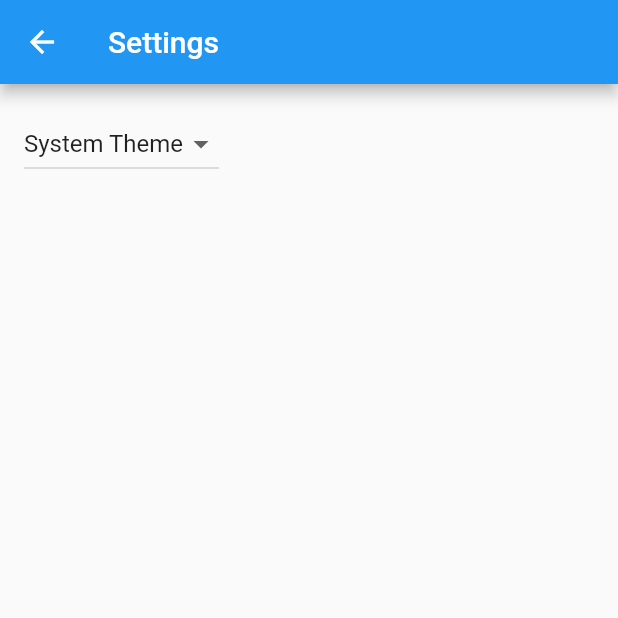
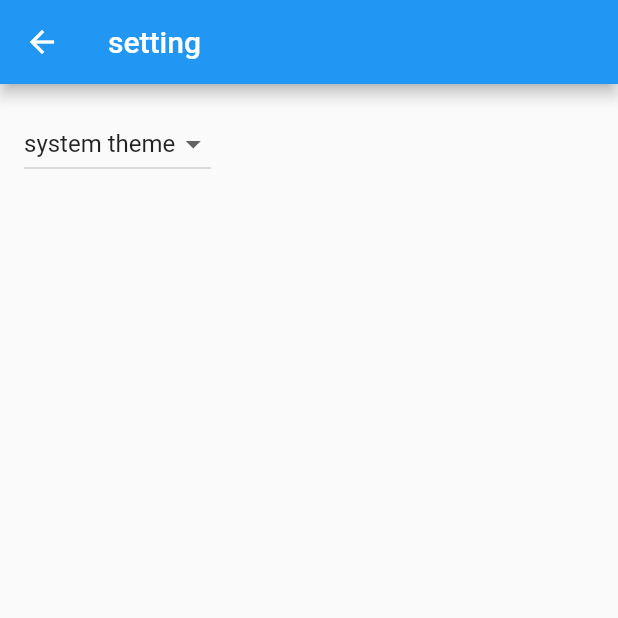
Before and after one commit to youxiachai/reborn, a Flutter app: the screen it shows after launch, after a tap on the "settings" icon, on a phone screen of 412 x 824 dp, the top half of it. Run offline on Flutter 3.47's test engine with Material 2 defaults, Android fonts, the phone set to English and light mode, and no system bars; generated files the repository leaves out were written again.

Commit message:
update setting

```diff
--- a/lib/main.dart
+++ b/lib/main.dart
@@ -1,20 +1,13 @@
 import 'package:flutter/material.dart';
+import 'package:reborn/src/settings/settings_controller.dart';
+import 'package:reborn/src/settings/settings_services.dart';
 
 import 'src/app.dart';
-import 'src/settings/settings_controller.dart';
-import 'src/settings/settings_service.dart';
 
 void main() async {
-  // Set up the SettingsController, which will glue user settings to multiple
-  // Flutter Widgets.
   final settingsController = SettingsController(SettingsService());
 
-  // Load the user's preferred theme while the splash screen is displayed.
-  // This prevents a sudden theme change when the app is first displayed.
   await settingsController.loadSettings();
 
-  // Run the app and pass in the SettingsController. The app listens to the
-  // SettingsController for changes, then passes it further down to the
-  // SettingsView.
-  runApp(MyApp(settingsController: settingsController));
+  runApp(RebornApp(settingsController: settingsController));
 }
--- a/lib/src/app.dart
+++ b/lib/src/app.dart
@@ -1,85 +1,50 @@
 import 'package:flutter/material.dart';
 import 'package:flutter_gen/gen_l10n/app_localizations.dart';
 import 'package:flutter_localizations/flutter_localizations.dart';
+import 'package:reborn/src/settings/settings_controller.dart';
+import 'package:reborn/src/settings/settings_view.dart';
 
-import 'sample_feature/sample_item_details_view.dart';
-import 'sample_feature/sample_item_list_view.dart';
-import 'settings/settings_controller.dart';
-import 'settings/settings_view.dart';
+import 'home/home_view.dart';
 
-/// The Widget that configures your application.
-class MyApp extends StatelessWidget {
-  const MyApp({
-    Key? key,
-    required this.settingsController,
-  }) : super(key: key);
+class RebornApp extends StatelessWidget {
+  final SettingsController settingsController;
 
-  final SettingsController settingsController;
+  const RebornApp({Key? key, required this.settingsController})
+      : super(key: key);
 
   @override
   Widget build(BuildContext context) {
-    // Glue the SettingsController to the MaterialApp.
-    //
-    // The AnimatedBuilder Widget listens to the SettingsController for changes.
-    // Whenever the user updates their settings, the MaterialApp is rebuilt.
+    //全局的app 动画
     return AnimatedBuilder(
         animation: settingsController,
         builder: (BuildContext context, Widget? child) {
           return MaterialApp(
-          // Providing a restorationScopeId allows the Navigator built by the
-          // MaterialApp to restore the navigation stack when a user leaves and
-          // returns to the app after it has been killed while running in the
-          // background.
-          restorationScopeId: 'app',
-
-          // Provide the generated AppLocalizations to the MaterialApp. This
-          // allows descendant Widgets to display the correct translations
-          // depending on the user's locale.
+              restorationScopeId: 'reborn',
+              //国际化
               localizationsDelegates: const [
                 AppLocalizations.delegate,
                 GlobalMaterialLocalizations.delegate,
                 GlobalWidgetsLocalizations.delegate,
                 GlobalCupertinoLocalizations.delegate,
               ],
-          supportedLocales: const [
-            Locale('en', ''), // English, no country code
-          ],
-
-          // Use AppLocalizations to configure the correct application title
-          // depending on the user's locale.
-          //
-          // The appTitle is defined in .arb files found in the localization
-          // directory.
+              supportedLocales: const [Locale('en', ''),Locale('zh', '')],
               onGenerateTitle: (BuildContext context) =>
                   AppLocalizations.of(context)!.appTitle,
-
-          // Define a light and dark color theme. Then, read the user's
-          // preferred ThemeMode (light, dark, or system default) from the
-          // SettingsController to display the correct theme.
               theme: ThemeData(),
               darkTheme: ThemeData.dark(),
               themeMode: settingsController.themeMode,
-
-          // Define a function to handle named routes in order to support
-          // Flutter web url navigation and deep linking.
               onGenerateRoute: (RouteSettings routeSettings) {
-            return MaterialPageRoute<void>(
+                return MaterialPageRoute(
                     settings: routeSettings,
                     builder: (BuildContext context) {
                       switch (routeSettings.name) {
                         case SettingsView.routeName:
                           return SettingsView(controller: settingsController);
-                  case SampleItemDetailsView.routeName:
-                    return const SampleItemDetailsView();
-                  case SampleItemListView.routeName:
-                  default:
-                    return const SampleItemListView();
                       }
-              },
-            );
-          },
-        );
-      },
-    );
+
+                      return const HomeView();
+                    });
+              });
+        });
   }
 }
--- /dev/null
+++ b/lib/src/home/home_view.dart
@@ -0,0 +1,26 @@
+import 'package:flutter/material.dart';
+import 'package:flutter_gen/gen_l10n/app_localizations.dart';
+import 'package:reborn/src/settings/settings_view.dart';
+
+class HomeView extends StatelessWidget {
+  const HomeView({Key? key}) : super(key: key);
+
+  static const routeName = '/';
+
+  @override
+  Widget build(BuildContext context) {
+    return Scaffold(
+      appBar: AppBar(
+          title: Text(AppLocalizations.of(context)!.homeTitle),
+          actions: [
+            IconButton(
+                onPressed: () {
+                  Navigator.restorablePushNamed(
+                      context, SettingsView.routeName);
+                },
+                icon: const Icon(Icons.settings))
+          ]),
+          body: Center( child: Text(AppLocalizations.of(context)!.homeTitle),),
+    );
+  }
+}
--- a/lib/src/localization/app_en.arb
+++ b/lib/src/localization/app_en.arb
@@ -1,5 +1,8 @@
 {
   "appTitle": "reborn",
+  "settingTitle": "setting",
+  "homeTitle": "home",
+  "otherTitle": "otherTitle",
   "@appTitle": {
     "description": "The title of the application"
   }
--- a/lib/src/sample_feature/sample_item.dart
+++ /dev/null
@@ -1,6 +0,0 @@
-/// A placeholder class that represents an entity or model.
-class SampleItem {
-  const SampleItem(this.id);
-
-  final int id;
-}
--- a/lib/src/sample_feature/sample_item_list_view.dart
+++ /dev/null
@@ -1,71 +0,0 @@
-import 'package:flutter/material.dart';
-
-import '../settings/settings_view.dart';
-import 'sample_item.dart';
-import 'sample_item_details_view.dart';
-
-/// Displays a list of SampleItems.
-class SampleItemListView extends StatelessWidget {
-  const SampleItemListView({
-    Key? key,
-    this.items = const [SampleItem(1), SampleItem(2), SampleItem(3)],
-  }) : super(key: key);
-
-  static const routeName = '/';
-
-  final List<SampleItem> items;
-
-  @override
-  Widget build(BuildContext context) {
-    return Scaffold(
-      appBar: AppBar(
-        title: const Text('Sample Items'),
-        actions: [
-          IconButton(
-            icon: const Icon(Icons.settings),
-            onPressed: () {
-              // Navigate to the settings page. If the user leaves and returns
-              // to the app after it has been killed while running in the
-              // background, the navigation stack is restored.
-              Navigator.restorablePushNamed(context, SettingsView.routeName);
-            },
-          ),
-        ],
-      ),
-
-      // To work with lists that may contain a large number of items, it’s best
-      // to use the ListView.builder constructor.
-      //
-      // In contrast to the default ListView constructor, which requires
-      // building all Widgets up front, the ListView.builder constructor lazily
-      // builds Widgets as they’re scrolled into view.
-      body: ListView.builder(
-        // Providing a restorationId allows the ListView to restore the
-        // scroll position when a user leaves and returns to the app after it
-        // has been killed while running in the background.
-        restorationId: 'sampleItemListView',
-        itemCount: items.length,
-        itemBuilder: (BuildContext context, int index) {
-          final item = items[index];
-
-          return ListTile(
-            title: Text('SampleItem ${item.id}'),
-            leading: const CircleAvatar(
-              // Display the Flutter Logo image asset.
-              foregroundImage: AssetImage('assets/images/flutter_logo.png'),
-            ),
-            onTap: () {
-              // Navigate to the details page. If the user leaves and returns to
-              // the app after it has been killed while running in the
-              // background, the navigation stack is restored.
-              Navigator.restorablePushNamed(
-                context,
-                SampleItemDetailsView.routeName,
-              );
-            }
-          );
-        },
-      ),
-    );
-  }
-}
--- a/lib/src/settings/settings_view.dart
+++ b/lib/src/settings/settings_view.dart
@@ -1,14 +1,11 @@
 import 'package:flutter/material.dart';
+import 'package:reborn/src/settings/settings_controller.dart';
+import 'package:flutter_gen/gen_l10n/app_localizations.dart';
 
-import 'settings_controller.dart';
-
-/// Displays the various settings that can be customized by the user.
-///
-/// When a user changes a setting, the SettingsController is updated and
-/// Widgets that listen to the SettingsController are rebuilt.
 class SettingsView extends StatelessWidget {
   const SettingsView({Key? key, required this.controller}) : super(key: key);
 
+  //给页面定一个路由名字
   static const routeName = '/settings';
 
   final SettingsController controller;
@@ -16,35 +13,18 @@ class SettingsView extends StatelessWidget {
   @override
   Widget build(BuildContext context) {
     return Scaffold(
-      appBar: AppBar(
-        title: const Text('Settings'),
-      ),
-      body: Padding(
-        padding: const EdgeInsets.all(16),
-        // Glue the SettingsController to the theme selection DropdownButton.
-        //
-        // When a user selects a theme from the dropdown list, the
-        // SettingsController is updated, which rebuilds the MaterialApp.
-        child: DropdownButton<ThemeMode>(
-          // Read the selected themeMode from the controller
-          value: controller.themeMode,
-          // Call the updateThemeMode method any time the user selects a theme.
-          onChanged: controller.updateThemeMode,
-          items: const [
-            DropdownMenuItem(
-              value: ThemeMode.system,
-              child: Text('System Theme'),
-            ),
-            DropdownMenuItem(
-              value: ThemeMode.light,
-              child: Text('Light Theme'),
-            ),
-            DropdownMenuItem(
-              value: ThemeMode.dark,
-              child: Text('Dark Theme'),
-            )
-          ],
-        ),
+      appBar: AppBar(title: Text(AppLocalizations.of(context)!.settingTitle)),
+      body: Padding (padding: const EdgeInsets.all(16),
+          child: DropdownButton<ThemeMode> (
+            value: controller.themeMode,
+            onChanged: controller.updateThemeMode,
+            items: const [
+              DropdownMenuItem(child: Text('system theme'), value: ThemeMode.system,),
+              DropdownMenuItem(child: Text('dart theme'), value: ThemeMode.dark,),
+              DropdownMenuItem(child: Text('light theme'), value: ThemeMode.light,)
+
+
+          ]),
       ),
     );
   }
--- a/pubspec.yaml
+++ b/pubspec.yaml
@@ -14,6 +14,7 @@ dependencies:
     sdk: flutter
   flutter_localizations:
     sdk: flutter
+  intl: ^0.17.0 # Add this line
 
 dev_dependencies:
   flutter_test:
```
Also changed, not shown: lib/src/localization/app_zh.arb (added, +9 -0 lines), lib/src/sample_feature/sample_item_details_view.dart (deleted, +0 -20 lines), lib/src/settings/settings_controller.dart (+3 -22 lines), lib/src/settings/settings_service.dart (deleted, +0 -17 lines), lib/src/settings/settings_services.dart (added, +9 -0 lines), pubspec.lock, 1 other file. Lines whose indentation alone changed are shown as unchanged.
